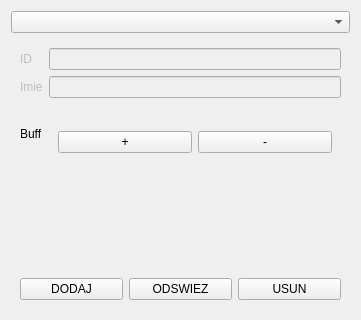
First picture: the form in DataManager/forms/GUI/character/characterview.ui, repository jurikimurik/Witcher_Adventures_PHP_QTCPP, before the edit.
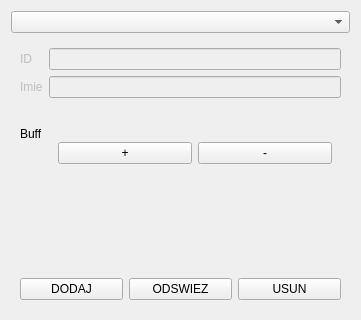
Second picture: the form after the edit.

Commit message: Additional buffs in Characters tab are now ready.

The edit to the form file:
```diff
--- a/DataManager/forms/GUI/character/characterview.ui
+++ b/DataManager/forms/GUI/character/characterview.ui
@@ -47,13 +47,16 @@
     </widget>
    </item>
    <item>
-    <widget class="QWidget" name="buffsWidget" native="true">
+    <widget class="QWidget" name="allBuffsWidget" native="true">
      <property name="sizePolicy">
       <sizepolicy hsizetype="Expanding" vsizetype="Expanding">
        <horstretch>0</horstretch>
        <verstretch>0</verstretch>
       </sizepolicy>
      </property>
+     <property name="autoFillBackground">
+      <bool>false</bool>
+     </property>
      <layout class="QFormLayout" name="formLayout_2">
       <item row="0" column="0">
        <widget class="QLabel" name="buffLabel">
@@ -64,9 +67,21 @@
       </item>
       <item row="0" column="1">
        <widget class="QWidget" name="buttonsBuffsWidget" native="true">
+        <property name="sizePolicy">
+         <sizepolicy hsizetype="Expanding" vsizetype="Expanding">
+          <horstretch>0</horstretch>
+          <verstretch>0</verstretch>
+         </sizepolicy>
+        </property>
         <layout class="QHBoxLayout" name="horizontalLayout_2">
          <item>
           <widget class="QPushButton" name="minusButton">
+           <property name="sizePolicy">
+            <sizepolicy hsizetype="Expanding" vsizetype="Fixed">
+             <horstretch>0</horstretch>
+             <verstretch>0</verstretch>
+            </sizepolicy>
+           </property>
            <property name="text">
             <string>+</string>
            </property>
@@ -74,6 +89,12 @@
          </item>
          <item>
           <widget class="QPushButton" name="plusButton">
+           <property name="sizePolicy">
+            <sizepolicy hsizetype="Expanding" vsizetype="Fixed">
+             <horstretch>0</horstretch>
+             <verstretch>0</verstretch>
+            </sizepolicy>
+           </property>
            <property name="text">
             <string>-</string>
            </property>
@@ -82,6 +103,17 @@
         </layout>
        </widget>
       </item>
+      <item row="1" column="1">
+       <widget class="QWidget" name="buffsWidget" native="true">
+        <property name="sizePolicy">
+         <sizepolicy hsizetype="Expanding" vsizetype="Expanding">
+          <horstretch>0</horstretch>
+          <verstretch>0</verstretch>
+         </sizepolicy>
+        </property>
+        <layout class="QHBoxLayout" name="horizontalLayout_3"/>
+       </widget>
+      </item>
      </layout>
     </widget>
    </item>
```
The commit also changes 2 other files.
